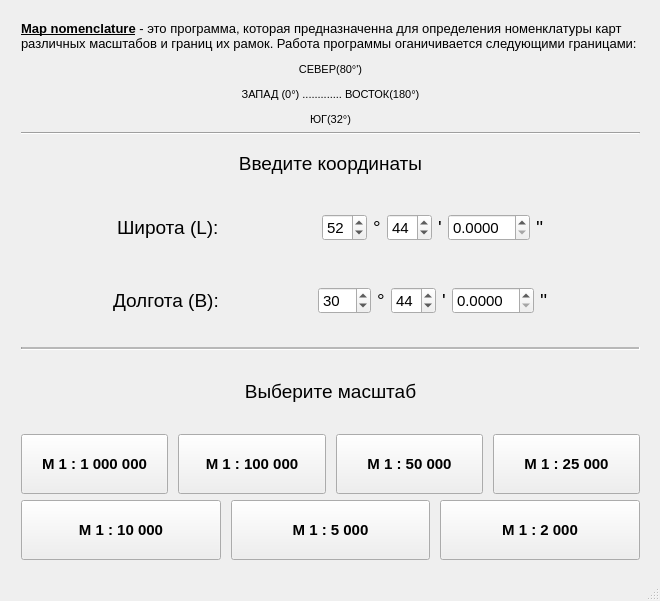
AlSergachev/QtMapNomenclature, file QtMapNomenclature/QtMapNomenclature/QtMapNomenclature.ui: the form before one commit.
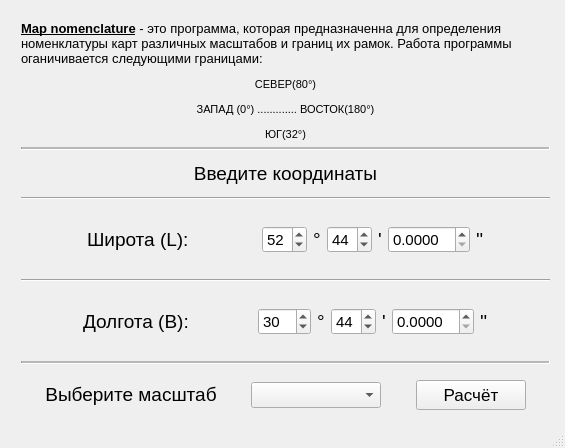
The form after the commit.

```diff
--- a/QtMapNomenclature/QtMapNomenclature/QtMapNomenclature.ui
+++ b/QtMapNomenclature/QtMapNomenclature/QtMapNomenclature.ui
@@ -6,10 +6,22 @@
    <rect>
     <x>0</x>
     <y>0</y>
-    <width>660</width>
-    <height>601</height>
+    <width>565</width>
+    <height>448</height>
    </rect>
   </property>
+  <property name="minimumSize">
+   <size>
+    <width>565</width>
+    <height>448</height>
+   </size>
+  </property>
+  <property name="maximumSize">
+   <size>
+    <width>565</width>
+    <height>448</height>
+   </size>
+  </property>
   <property name="windowTitle">
    <string>QtMapNomenclature</string>
   </property>
@@ -19,8 +31,8 @@
      <rect>
       <x>10</x>
       <y>10</y>
-      <width>641</width>
-      <height>561</height>
+      <width>551</width>
+      <height>411</height>
      </rect>
     </property>
     <layout class="QVBoxLayout" name="verticalLayout">
@@ -41,7 +53,7 @@
         <bool>true</bool>
        </property>
        <property name="text">
-        <string>&lt;html&gt;&lt;head/&gt;&lt;body&gt;&lt;p&gt;&lt;span style=&quot; font-weight:600; text-decoration: underline;&quot;&gt;Map nomenclature&lt;/span&gt; - это программа, которая предназначенна для определения номенклатуры карт различных масштабов и границ их рамок. Работа программы оганичивается следующими границами: &lt;/p&gt;&lt;p align=&quot;center&quot;&gt;&lt;span style=&quot; font-size:8pt;&quot;&gt;СЕВЕР(80°')&lt;/span&gt;&lt;/p&gt;&lt;p align=&quot;center&quot;&gt;&lt;span style=&quot; font-size:8pt;&quot;&gt;ЗАПАД (0°) ............. ВОСТОК(180°)&lt;/span&gt;&lt;/p&gt;&lt;p align=&quot;center&quot;&gt;&lt;span style=&quot; font-size:8pt;&quot;&gt;ЮГ(32°)&lt;/span&gt;&lt;/p&gt;&lt;/body&gt;&lt;/html&gt;</string>
+        <string>&lt;html&gt;&lt;head/&gt;&lt;body&gt;&lt;p&gt;&lt;span style=&quot; font-weight:600; text-decoration: underline;&quot;&gt;Map nomenclature&lt;/span&gt; - это программа, которая предназначенна для определения номенклатуры карт различных масштабов и границ их рамок. Работа программы оганичивается следующими границами: &lt;/p&gt;&lt;p align=&quot;center&quot;&gt;&lt;span style=&quot; font-size:8pt;&quot;&gt;СЕВЕР(80°)&lt;/span&gt;&lt;/p&gt;&lt;p align=&quot;center&quot;&gt;&lt;span style=&quot; font-size:8pt;&quot;&gt;ЗАПАД (0°) ............. ВОСТОК(180°)&lt;/span&gt;&lt;/p&gt;&lt;p align=&quot;center&quot;&gt;&lt;span style=&quot; font-size:8pt;&quot;&gt;ЮГ(32°)&lt;/span&gt;&lt;/p&gt;&lt;/body&gt;&lt;/html&gt;</string>
        </property>
        <property name="wordWrap">
         <bool>true</bool>
@@ -50,6 +62,9 @@
      </item>
      <item>
       <widget class="Line" name="line_2">
+       <property name="midLineWidth">
+        <number>2</number>
+       </property>
        <property name="orientation">
         <enum>Qt::Horizontal</enum>
        </property>
@@ -60,13 +75,13 @@
        <property name="minimumSize">
         <size>
          <width>0</width>
-         <height>45</height>
+         <height>35</height>
         </size>
        </property>
        <property name="maximumSize">
         <size>
          <width>16777215</width>
-         <height>44</height>
+         <height>35</height>
         </size>
        </property>
        <property name="font">
@@ -83,6 +98,13 @@
        </property>
       </widget>
      </item>
+     <item>
+      <widget class="Line" name="line_4">
+       <property name="orientation">
+        <enum>Qt::Horizontal</enum>
+       </property>
+      </widget>
+     </item>
      <item>
       <layout class="QHBoxLayout" name="horizontalLayout_4">
        <property name="sizeConstraint">
@@ -92,13 +114,13 @@
         <number>0</number>
        </property>
        <property name="topMargin">
-        <number>10</number>
+        <number>0</number>
        </property>
        <property name="rightMargin">
         <number>0</number>
        </property>
        <property name="bottomMargin">
-        <number>10</number>
+        <number>0</number>
        </property>
        <item>
         <spacer name="horizontalSpacer_5">
@@ -246,13 +268,20 @@
        </item>
       </layout>
      </item>
+     <item>
+      <widget class="Line" name="line_3">
+       <property name="orientation">
+        <enum>Qt::Horizontal</enum>
+       </property>
+      </widget>
+     </item>
      <item>
       <layout class="QHBoxLayout" name="horizontalLayout_3">
        <property name="topMargin">
-        <number>10</number>
+        <number>0</number>
        </property>
        <property name="bottomMargin">
-        <number>20</number>
+        <number>0</number>
        </property>
        <item>
         <spacer name="horizontalSpacer_6">
@@ -410,203 +439,165 @@
        </property>
       </widget>
      </item>
-     <item>
-      <widget class="QLabel" name="scale">
-       <property name="minimumSize">
-        <size>
-         <width>0</width>
-         <height>45</height>
-        </size>
-       </property>
-       <property name="maximumSize">
-        <size>
-         <width>16777215</width>
-         <height>16777215</height>
-        </size>
-       </property>
-       <property name="font">
-        <font>
-         <pointsize>13</pointsize>
-        </font>
-       </property>
-       <property name="text">
-        <string>&lt;html&gt;&lt;head/&gt;&lt;body&gt;&lt;p align=&quot;center&quot;&gt;&lt;span style=&quot; font-size:14pt;&quot;&gt;Выберите масштаб&lt;/span&gt;&lt;/p&gt;&lt;/body&gt;&lt;/html&gt;</string>
-       </property>
-      </widget>
-     </item>
      <item>
       <layout class="QHBoxLayout" name="horizontalLayout">
        <property name="spacing">
         <number>10</number>
        </property>
-       <item>
-        <widget class="QPushButton" name="M1000000">
-         <property name="minimumSize">
-          <size>
-           <width>0</width>
-           <height>60</height>
-          </size>
-         </property>
-         <property name="font">
-          <font>
-           <pointsize>11</pointsize>
-           <weight>75</weight>
-           <bold>true</bold>
-          </font>
-         </property>
-         <property name="text">
-          <string>М 1 : 1 000 000</string>
-         </property>
-        </widget>
-       </item>
-       <item>
-        <widget class="QPushButton" name="M100000">
-         <property name="minimumSize">
-          <size>
-           <width>0</width>
-           <height>60</height>
-          </size>
-         </property>
-         <property name="font">
-          <font>
-           <pointsize>11</pointsize>
-           <weight>75</weight>
-           <bold>true</bold>
-          </font>
-         </property>
-         <property name="text">
-          <string>М 1 : 100 000</string>
-         </property>
-        </widget>
-       </item>
-       <item>
-        <widget class="QPushButton" name="M50000">
-         <property name="minimumSize">
-          <size>
-           <width>0</width>
-           <height>60</height>
-          </size>
-         </property>
-         <property name="font">
-          <font>
-           <pointsize>11</pointsize>
-           <weight>75</weight>
-           <bold>true</bold>
-          </font>
-         </property>
-         <property name="text">
-          <string>М 1 : 50 000</string>
-         </property>
-        </widget>
-       </item>
-       <item>
-        <widget class="QPushButton" name="M25000">
-         <property name="enabled">
-          <bool>true</bool>
-         </property>
-         <property name="minimumSize">
-          <size>
-           <width>0</width>
-           <height>60</height>
-          </size>
-         </property>
-         <property name="font">
-          <font>
-           <pointsize>11</pointsize>
-           <weight>75</weight>
-           <bold>true</bold>
-          </font>
-         </property>
-         <property name="text">
-          <string>М 1 : 25 000</string>
-         </property>
-        </widget>
-       </item>
-      </layout>
-     </item>
-     <item>
-      <layout class="QHBoxLayout" name="horizontalLayout_2">
-       <property name="spacing">
+       <property name="topMargin">
         <number>10</number>
        </property>
        <item>
-        <widget class="QPushButton" name="M10000">
+        <spacer name="horizontalSpacer_8">
+         <property name="orientation">
+          <enum>Qt::Horizontal</enum>
+         </property>
+         <property name="sizeHint" stdset="0">
+          <size>
+           <width>40</width>
+           <height>20</height>
+          </size>
+         </property>
+        </spacer>
+       </item>
+       <item>
+        <widget class="QLabel" name="scale">
          <property name="minimumSize">
           <size>
            <width>0</width>
-           <height>60</height>
+           <height>20</height>
           </size>
          </property>
          <property name="maximumSize">
           <size>
-           <width>245</width>
-           <height>16777215</height>
+           <width>16777215</width>
+           <height>30</height>
           </size>
          </property>
          <property name="font">
           <font>
-           <pointsize>11</pointsize>
-           <weight>75</weight>
-           <bold>true</bold>
+           <pointsize>13</pointsize>
           </font>
          </property>
          <property name="text">
-          <string>М 1 : 10 000</string>
+          <string>&lt;html&gt;&lt;head/&gt;&lt;body&gt;&lt;p align=&quot;center&quot;&gt;&lt;span style=&quot; font-size:14pt;&quot;&gt;Выберите масштаб&lt;/span&gt;&lt;/p&gt;&lt;/body&gt;&lt;/html&gt;</string>
          </property>
         </widget>
        </item>
        <item>
-        <widget class="QPushButton" name="M5000">
-         <property name="minimumSize">
-          <size>
-           <width>0</width>
-           <height>60</height>
-          </size>
+        <spacer name="horizontalSpacer_10">
+         <property name="orientation">
+          <enum>Qt::Horizontal</enum>
          </property>
-         <property name="maximumSize">
+         <property name="sizeHint" stdset="0">
           <size>
-           <width>245</width>
-           <height>16777215</height>
+           <width>40</width>
+           <height>20</height>
           </size>
          </property>
+        </spacer>
+       </item>
+       <item>
+        <widget class="QComboBox" name="comboBox">
          <property name="font">
           <font>
            <pointsize>11</pointsize>
-           <weight>75</weight>
-           <bold>true</bold>
           </font>
          </property>
-         <property name="text">
-          <string>М 1 : 5 000</string>
-         </property>
+         <item>
+          <property name="text">
+           <string/>
+          </property>
+         </item>
+         <item>
+          <property name="text">
+           <string>М 1 : 1 000 000</string>
+          </property>
+         </item>
+         <item>
+          <property name="text">
+           <string>М 1 : 100 000</string>
+          </property>
+         </item>
+         <item>
+          <property name="text">
+           <string>М 1 : 50 000</string>
+          </property>
+         </item>
+         <item>
+          <property name="text">
+           <string>М 1 : 25 000</string>
+          </property>
+         </item>
+         <item>
+          <property name="text">
+           <string>М 1 : 10 000</string>
+          </property>
+         </item>
+         <item>
+          <property name="text">
+           <string>М 1 : 5 000</string>
+          </property>
+         </item>
+         <item>
+          <property name="text">
+           <string>М 1 : 2 000</string>
+          </property>
+         </item>
         </widget>
        </item>
        <item>
-        <widget class="QPushButton" name="M2000">
+        <spacer name="horizontalSpacer_9">
+         <property name="orientation">
+          <enum>Qt::Horizontal</enum>
+         </property>
+         <property name="sizeHint" stdset="0">
+          <size>
+           <width>40</width>
+           <height>20</height>
+          </size>
+         </property>
+        </spacer>
+       </item>
+       <item>
+        <widget class="QPushButton" name="calculation">
          <property name="minimumSize">
           <size>
-           <width>0</width>
-           <height>60</height>
+           <width>110</width>
+           <height>30</height>
           </size>
          </property>
          <property name="maximumSize">
           <size>
-           <width>245</width>
-           <height>16777215</height>
+           <width>110</width>
+           <height>30</height>
           </size>
          </property>
          <property name="font">
           <font>
-           <pointsize>11</pointsize>
-           <weight>75</weight>
-           <bold>true</bold>
+           <pointsize>13</pointsize>
+           <weight>50</weight>
+           <bold>false</bold>
           </font>
          </property>
          <property name="text">
-          <string>М 1 : 2 000</string>
+          <string>Расчёт</string>
          </property>
         </widget>
        </item>
+       <item>
+        <spacer name="horizontalSpacer_7">
+         <property name="orientation">
+          <enum>Qt::Horizontal</enum>
+         </property>
+         <property name="sizeHint" stdset="0">
+          <size>
+           <width>40</width>
+           <height>20</height>
+          </size>
+         </property>
+        </spacer>
+       </item>
       </layout>
      </item>
     </layout>
```
Left out of the diff: 13 changed lines with no effect on the pictures.
